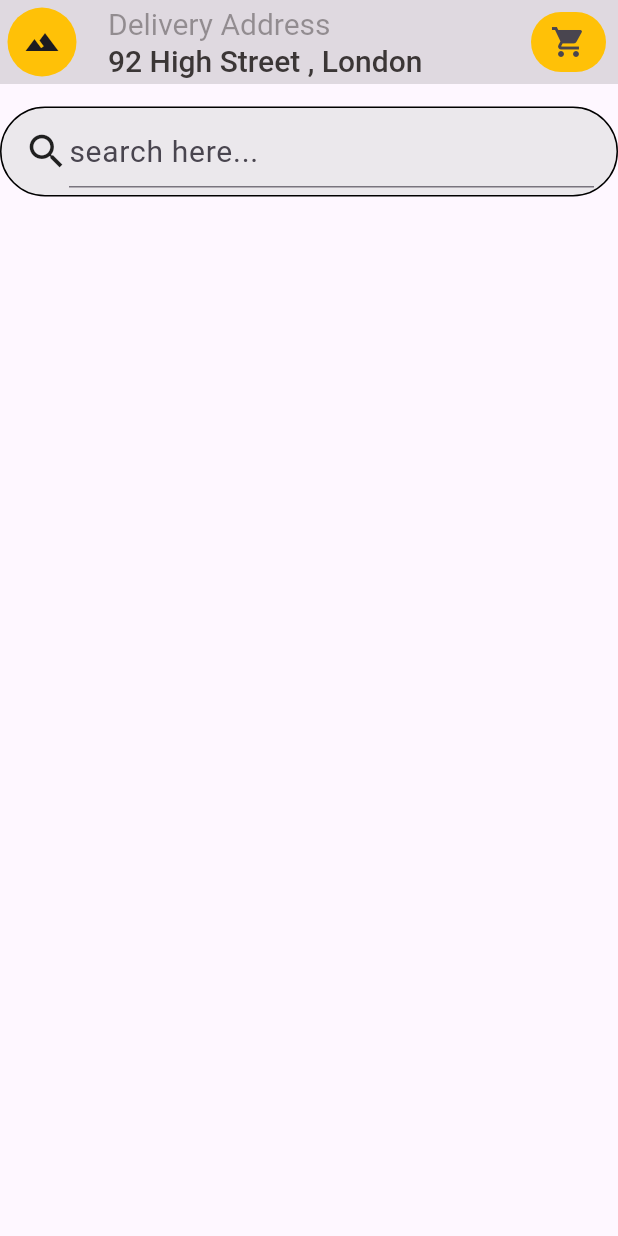
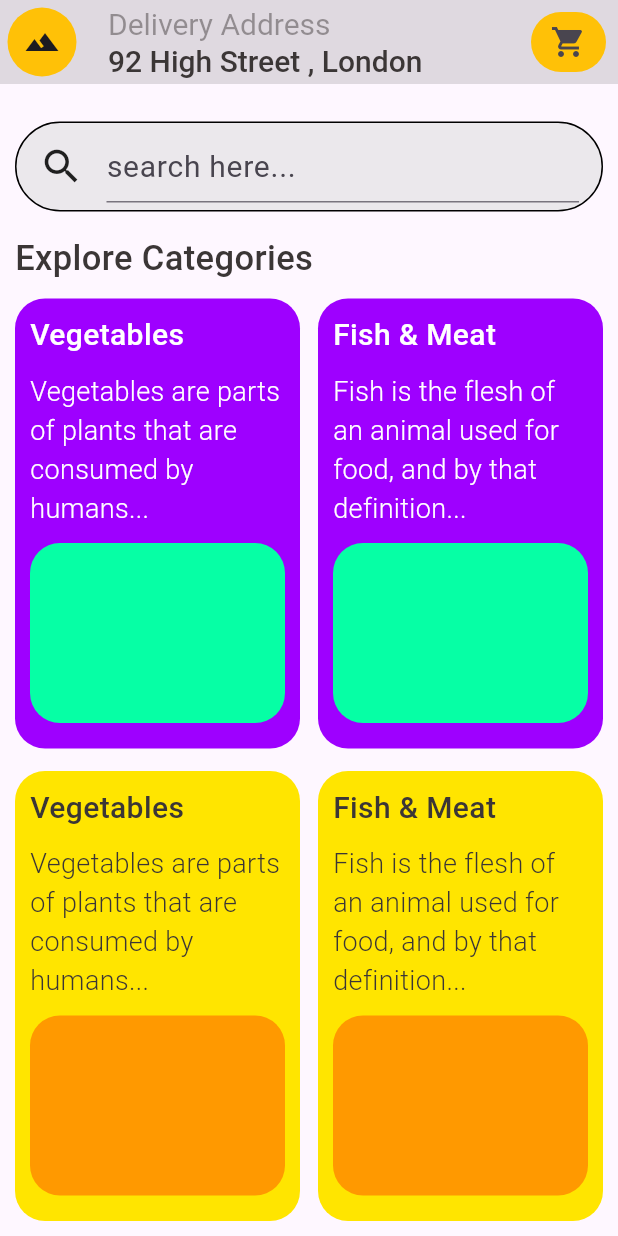
Before and after one commit to THARINDUnirmal/flutter-grocery-app, a Flutter app: the screen it shows after launch, on a phone screen of 412 x 824 dp. Run offline on Flutter 3.47's test engine with Material 3 defaults, Android fonts, the phone set to English and light mode, and no system bars.

Commit message:
home page ( done )

```diff
--- a/lib/pages/home_page/home_page.dart
+++ b/lib/pages/home_page/home_page.dart
@@ -1,5 +1,7 @@
 import 'package:flutter/material.dart';
 import 'package:flutter_grocery_app/pages/home_page/widget/appbar/app_bar.dart';
+import 'package:flutter_grocery_app/pages/home_page/widget/reuseble_widget/category_card.dart';
+import 'package:flutter_grocery_app/pages/home_page/widget/reuseble_widget/sale_card.dart';
 import 'package:flutter_grocery_app/pages/home_page/widget/search_bar.dart';
 
 class HomePage extends StatelessWidget {
@@ -17,13 +19,111 @@ class HomePage extends StatelessWidget {
         title: appbarTitle,
         actions: appbarAction,
       ),
-      body: const Column(
-        children: [
-          SizedBox(
-            height: 15,
+      body: const Padding(
+        padding: EdgeInsets.all(10.0),
+        child: SingleChildScrollView(
+          child: Column(
+            crossAxisAlignment: CrossAxisAlignment.start,
+            children: [
+              SizedBox(
+                height: 15,
+              ),
+              SearchBarinApp(),
+              SizedBox(
+                height: 15,
+              ),
+              Text(
+                "Explore Categories",
+                style: TextStyle(
+                  fontSize: 23,
+                  fontWeight: FontWeight.w500,
+                  color: Color(0xff3B3636),
+                ),
+              ),
+              SizedBox(
+                height: 10,
+              ),
+              Row(
+                mainAxisAlignment: MainAxisAlignment.spaceBetween,
+                children: [
+                  CategoryCard(
+                    title: "Vegetables",
+                    description:
+                        "Vegetables are parts of plants that are consumed by humans...",
+                    largeCardColor: Color(0xff9E00FF),
+                    smallCardColor: Color(0xff06FFA5),
+                    textColor: Color(0xffFFFFFF),
+                  ),
+                  CategoryCard(
+                    title: "Fish & Meat",
+                    description:
+                        "Fish is the flesh of an animal used for food, and by that definition...",
+                    largeCardColor: Color(0xff9E00FF),
+                    smallCardColor: Color(0xff06FFA5),
+                    textColor: Color(0xffFFFFFF),
+                  ),
+                ],
+              ),
+              SizedBox(
+                height: 15,
+              ),
+              Row(
+                mainAxisAlignment: MainAxisAlignment.spaceBetween,
+                children: [
+                  CategoryCard(
+                    title: "Vegetables",
+                    description:
+                        "Vegetables are parts of plants that are consumed by humans...",
+                    largeCardColor: Color(0xffFFE500),
+                    smallCardColor: Color(0xffFF9900),
+                    textColor: Color(0xff3B3636),
+                  ),
+                  CategoryCard(
+                    title: "Fish & Meat",
+                    description:
+                        "Fish is the flesh of an animal used for food, and by that definition...",
+                    largeCardColor: Color(0xffFFE500),
+                    smallCardColor: Color(0xffFF9900),
+                    textColor: Color(0xff3B3636),
+                  ),
+                ],
+              ),
+              SizedBox(
+                height: 15,
+              ),
+              Text(
+                "For Sale and Low Cost",
+                style: TextStyle(
+                  fontSize: 23,
+                  fontWeight: FontWeight.w500,
+                  color: Color(0xff3B3636),
+                ),
+              ),
+              SizedBox(
+                height: 15,
+              ),
+              Row(
+                mainAxisAlignment: MainAxisAlignment.spaceBetween,
+                children: [
+                  SaleCard(
+                    title: "Washing Liquid",
+                    leaters: "220 ml",
+                    usd: "230 USD",
+                    largeCardColor: Color(0xff9E00FF),
+                    smallCardColor: Color(0xff06FFA5),
+                  ),
+                  SaleCard(
+                    title: "Washing Liquid",
+                    leaters: "220 ml",
+                    usd: "230 USD",
+                    largeCardColor: Color(0xff9E00FF),
+                    smallCardColor: Color(0xff06FFA5),
+                  ),
+                ],
+              ),
+            ],
           ),
-          SearchBarinApp(),
-        ],
+        ),
       ),
     );
   }
--- /dev/null
+++ b/lib/pages/home_page/widget/reuseble_widget/category_card.dart
@@ -0,0 +1,68 @@
+import 'package:flutter/material.dart';
+
+class CategoryCard extends StatelessWidget {
+  final String title;
+  final String description;
+  final Color largeCardColor;
+  final Color smallCardColor;
+  final Color textColor;
+
+  const CategoryCard({
+    super.key,
+    required this.title,
+    required this.description,
+    required this.largeCardColor,
+    required this.smallCardColor,
+    required this.textColor,
+  });
+
+  @override
+  Widget build(BuildContext context) {
+    return Container(
+      width: 190,
+      height: 300,
+      decoration: BoxDecoration(
+        borderRadius: BorderRadius.circular(20),
+        color: largeCardColor,
+      ),
+      child: Padding(
+        padding: const EdgeInsets.all(10.0),
+        child: Column(
+          crossAxisAlignment: CrossAxisAlignment.start,
+          children: [
+            Text(
+              title,
+              style: TextStyle(
+                fontSize: 20,
+                fontWeight: FontWeight.w500,
+                color: textColor,
+              ),
+            ),
+            const SizedBox(
+              height: 10,
+            ),
+            Text(
+              description,
+              style: TextStyle(
+                fontSize: 18,
+                fontWeight: FontWeight.w300,
+                color: textColor,
+              ),
+            ),
+            const SizedBox(
+              height: 10,
+            ),
+            Container(
+              width: 170,
+              height: 120,
+              decoration: BoxDecoration(
+                borderRadius: BorderRadius.circular(20),
+                color: smallCardColor,
+              ),
+            )
+          ],
+        ),
+      ),
+    );
+  }
+}
--- a/lib/pages/home_page/widget/search_bar.dart
+++ b/lib/pages/home_page/widget/search_bar.dart
@@ -21,11 +21,15 @@ class SearchBarinApp extends StatelessWidget {
               Icons.search,
               size: 30,
             ),
+            SizedBox(
+              width: 15,
+            ),
             Expanded(
               child: TextField(
                 decoration: InputDecoration(
-                    hintText: "search here...",
-                    hintStyle: TextStyle(fontSize: 20)),
+                  hintText: "search here...",
+                  hintStyle: TextStyle(fontSize: 20),
+                ),
               ),
             )
           ],
```
Also changed, not shown: lib/pages/home_page/widget/reuseble_widget/sale_card.dart (added, +94 -0 lines).
